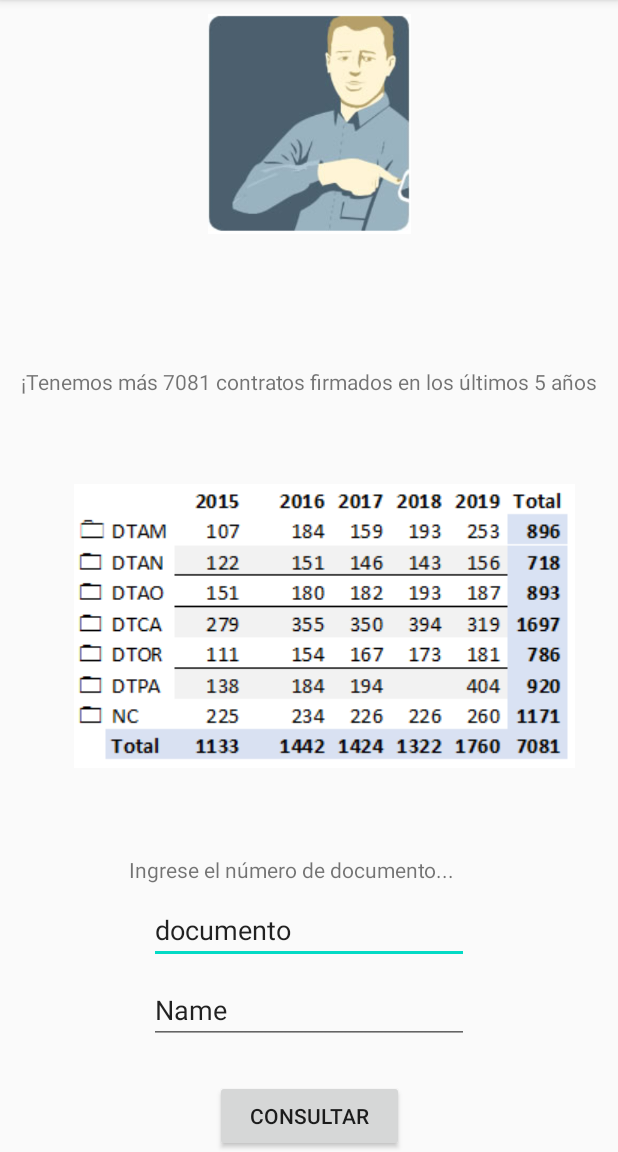
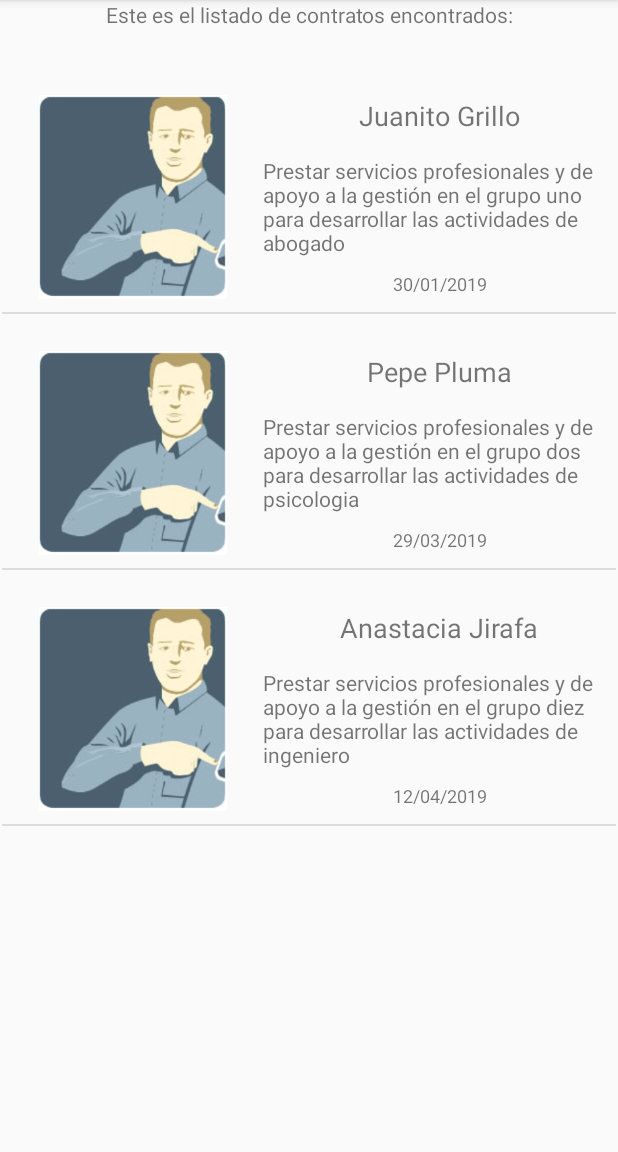
Before and after one commit to luzyadirac/Proy_moviles, an Android app: the GuestActivity screen opened directly, with no data from a screen before it, after a tap on "CONSULTAR", on a phone screen of 412 x 824 dp, the part 84-1236 px from its top. Run offline under Robolectric (Android 15) with nearby library versions, the phone set to English and light mode, and no system bars.

Commit message:
LA lista se hace dinamica y con un list_item en un xml

```diff
--- a/app/src/main/AndroidManifest.xml
+++ b/app/src/main/AndroidManifest.xml
@@ -9,7 +9,8 @@
         android:roundIcon="@mipmap/ic_launcher_round"
         android:supportsRtl="true"
         android:theme="@style/AppTheme">
-        <activity android:name=".IngresarActivity"></activity>
+        <activity android:name=".ListcontratosActivity"></activity>
+        <activity android:name=".IngresarActivity" />
         <activity android:name=".DetailActivity" />
         <activity android:name=".ListaRActivity" />
         <activity android:name=".GuestActivity" />
--- /dev/null
+++ b/app/src/main/java/com/example/proy_moviles/Adaptador.kt
@@ -0,0 +1,21 @@
+package com.example.proy_moviles
+
+import android.content.Context
+import android.view.LayoutInflater
+import android.view.View
+import android.view.ViewGroup
+import android.widget.ArrayAdapter
+import kotlinx.android.synthetic.main.item_layout.view.*
+
+class Adaptador (private val mContext: Context, private val listContratistas:List<Contratistas>) : ArrayAdapter<Contratistas>(mContext, 0, listContratistas) {
+    override fun getView(position: Int, convertView: View?, parent: ViewGroup): View {
+        val layout = LayoutInflater.from(mContext).inflate(R.layout.item_layout, parent, false)
+
+        val contratista = listContratistas[position]
+
+        layout.num_cto.text = contratista.nombre
+        layout.objeto.text = contratista.obj
+        layout.fechascto.text = contratista.fechas
+        return layout
+    }
+}
--- /dev/null
+++ b/app/src/main/java/com/example/proy_moviles/Contratistas.kt
@@ -0,0 +1,10 @@
+package com.example.proy_moviles
+
+import java.io.Serializable
+
+class Contratistas (
+val nombre: String,
+val n_cto: String,
+val obj: String,
+val valor: Double,
+val fechas: String) : Serializable
--- a/app/src/main/java/com/example/proy_moviles/GuestActivity.kt
+++ b/app/src/main/java/com/example/proy_moviles/GuestActivity.kt
@@ -17,7 +17,7 @@ class GuestActivity : AppCompatActivity() {
     }
 
     fun abrirActividad_listado(){
-        val intent = Intent(this, ListaRActivity::class.java)
+        val intent = Intent(this, ListcontratosActivity::class.java)
         //intent.putExtra("puno", "Ingresa las palabra solicitadas!!!")
         startActivityForResult(intent, 10)
     }
--- /dev/null
+++ b/app/src/main/java/com/example/proy_moviles/ListcontratosActivity.kt
@@ -0,0 +1,33 @@
+package com.example.proy_moviles
+
+import android.content.Intent
+import androidx.appcompat.app.AppCompatActivity
+import android.os.Bundle
+import kotlinx.android.synthetic.main.activity_listcontratos.*
+
+class ListcontratosActivity : AppCompatActivity() {
+
+    override fun onCreate(savedInstanceState: Bundle?) {
+        super.onCreate(savedInstanceState)
+        setContentView(R.layout.activity_listcontratos)
+        var contra1 = Contratistas("Juanito Grillo", "CPS-001-2019","Prestar servicios profesionales y de apoyo a la gestión en el grupo uno para desarrollar las actividades de abogado",
+            1200000.0,"30/01/2019")
+        var contra2 = Contratistas("Pepe Pluma", "CPS-002-2019","Prestar servicios profesionales y de apoyo a la gestión en el grupo dos para desarrollar las actividades de psicologia",
+            3500000.0,"29/03/2019")
+        var contra3 = Contratistas("Anastacia Jirafa", "CPS-003-2019","Prestar servicios profesionales y de apoyo a la gestión en el grupo diez para desarrollar las actividades de ingeniero",
+            2400000.0,"12/04/2019")
+
+        val listcon = listOf(contra1, contra2, contra3)
+
+        val adaptador = Adaptador(this, listcon)
+
+        listado_contratos.adapter = adaptador
+
+        listado_contratos.setOnItemClickListener { parent, view, position, id ->
+            val intent = Intent(this, DetailActivity::class.java)
+            intent.putExtra("param1", contra1.nombre)
+            startActivityForResult(intent, 10)
+        }
+
+    }
+}
--- /dev/null
+++ b/app/src/main/res/layout/activity_listcontratos.xml
@@ -0,0 +1,30 @@
+<?xml version="1.0" encoding="utf-8"?>
+<androidx.constraintlayout.widget.ConstraintLayout xmlns:android="http://schemas.android.com/apk/res/android"
+    xmlns:app="http://schemas.android.com/apk/res-auto"
+    xmlns:tools="http://schemas.android.com/tools"
+    android:layout_width="match_parent"
+    android:layout_height="match_parent"
+    tools:context=".ListcontratosActivity">
+
+    <TextView
+        android:id="@+id/titulo_listado"
+        android:layout_width="wrap_content"
+        android:layout_height="wrap_content"
+        android:text="Este es el listado de contratos encontrados:"
+        app:layout_constraintEnd_toEndOf="parent"
+        app:layout_constraintStart_toStartOf="parent"
+        app:layout_constraintTop_toTopOf="parent" />
+
+    <ListView
+        android:id="@+id/listado_contratos"
+        android:layout_width="409dp"
+        android:layout_height="710dp"
+        android:layout_marginStart="1dp"
+        android:layout_marginTop="1dp"
+        android:layout_marginEnd="1dp"
+        android:layout_marginBottom="1dp"
+        app:layout_constraintBottom_toBottomOf="parent"
+        app:layout_constraintEnd_toEndOf="parent"
+        app:layout_constraintStart_toStartOf="parent"
+        app:layout_constraintTop_toBottomOf="@+id/titulo_listado" />
+</androidx.constraintlayout.widget.ConstraintLayout>
--- /dev/null
+++ b/app/src/main/res/layout/item_layout.xml
@@ -0,0 +1,84 @@
+<?xml version="1.0" encoding="utf-8"?>
+<androidx.constraintlayout.widget.ConstraintLayout
+    xmlns:android="http://schemas.android.com/apk/res/android"
+    xmlns:app="http://schemas.android.com/apk/res-auto"
+    android:layout_width="match_parent"
+    android:layout_height="wrap_content">
+
+    <androidx.constraintlayout.widget.Guideline
+        android:id="@+id/guideline5"
+        android:layout_width="wrap_content"
+        android:layout_height="wrap_content"
+        android:orientation="horizontal"
+        app:layout_constraintGuide_begin="20dp" />
+
+    <androidx.constraintlayout.widget.Guideline
+        android:id="@+id/guideline6"
+        android:layout_width="wrap_content"
+        android:layout_height="wrap_content"
+        android:orientation="horizontal"
+        app:layout_constraintGuide_begin="56dp" />
+
+    <androidx.constraintlayout.widget.Guideline
+        android:id="@+id/guideline7"
+        android:layout_width="wrap_content"
+        android:layout_height="wrap_content"
+        android:orientation="horizontal"
+        app:layout_constraintGuide_begin="142dp" />
+
+    <androidx.constraintlayout.widget.Guideline
+        android:id="@+id/guideline8"
+        android:layout_width="wrap_content"
+        android:layout_height="wrap_content"
+        android:orientation="horizontal"
+        app:layout_constraintGuide_begin="165dp" />
+
+    <androidx.constraintlayout.widget.Guideline
+        android:id="@+id/guideline9"
+        android:layout_width="wrap_content"
+        android:layout_height="wrap_content"
+        android:orientation="vertical"
+        app:layout_constraintGuide_begin="174dp" />
+
+    <TextView
+        android:id="@+id/num_cto"
+        android:layout_width="wrap_content"
+        android:layout_height="wrap_content"
+        android:text="Nombre de Contratista"
+        android:textSize="18sp"
+        app:layout_constraintBottom_toTopOf="@+id/guideline6"
+        app:layout_constraintEnd_toEndOf="parent"
+        app:layout_constraintStart_toStartOf="@+id/guideline9"
+        app:layout_constraintTop_toTopOf="@+id/guideline5" />
+
+    <TextView
+        android:id="@+id/objeto"
+        android:layout_width="0dp"
+        android:layout_height="wrap_content"
+        android:text="descripcion"
+        app:layout_constraintBottom_toTopOf="@+id/guideline7"
+        app:layout_constraintEnd_toEndOf="parent"
+        app:layout_constraintStart_toStartOf="@+id/guideline9"
+        app:layout_constraintTop_toTopOf="@+id/guideline6" />
+
+    <TextView
+        android:id="@+id/fechascto"
+        android:layout_width="wrap_content"
+        android:layout_height="wrap_content"
+        android:text="Calificación"
+        android:textSize="12sp"
+        app:layout_constraintEnd_toEndOf="parent"
+        app:layout_constraintStart_toStartOf="@+id/guideline9"
+        app:layout_constraintTop_toTopOf="@+id/guideline7" />
+
+    <ImageView
+        android:id="@+id/imageView"
+        android:layout_width="125dp"
+        android:layout_height="153dp"
+        app:layout_constraintBottom_toTopOf="@+id/guideline8"
+        app:layout_constraintEnd_toStartOf="@+id/guideline9"
+        app:layout_constraintStart_toStartOf="parent"
+        app:layout_constraintTop_toTopOf="@+id/guideline5"
+        app:srcCompat="@drawable/funcionario" />
+
+</androidx.constraintlayout.widget.ConstraintLayout>
--- a/app/src/main/res/values/strings.xml
+++ b/app/src/main/res/values/strings.xml
@@ -1,3 +1,4 @@
 <resources>
     <string name="app_name">PNNContratistas</string>
+
 </resources>
```
Also changed, not shown: app/src/main/java/com/example/proy_moviles/IngresarActivity.kt (line endings or trailing spaces).
